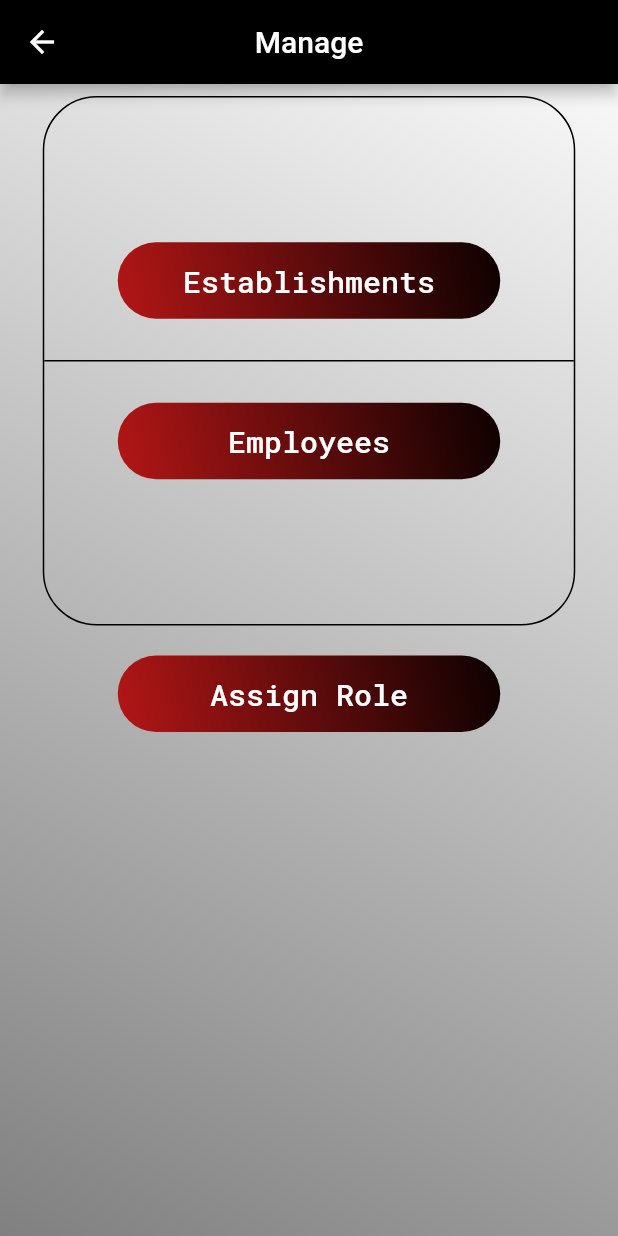
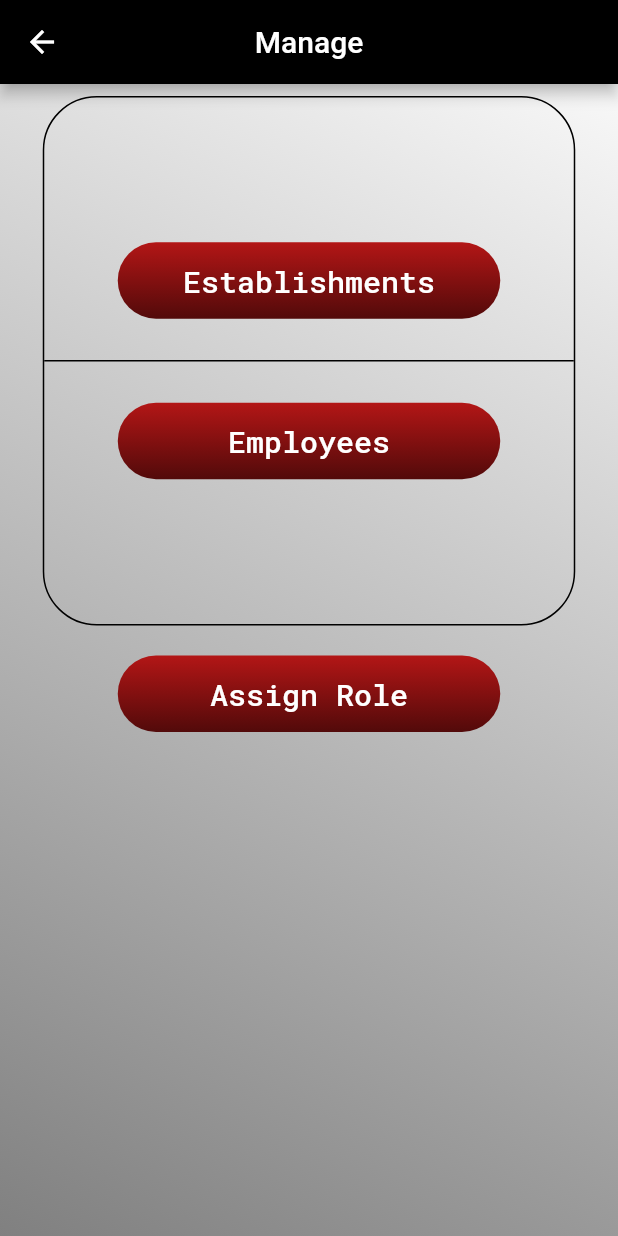
Before and after one commit to saud121/APS_user_subadmin, a Flutter app: the ManageScreen screen opened directly, on a phone screen of 412 x 824 dp. Run offline on Flutter 3.47's test engine with Material 2 defaults, Android fonts, the phone set to English and light mode, and no system bars; our stand-ins replace dio, fl_chart, font_awesome_flutter, get, google_fonts, table_calendar.

Commit message:
working on super admin manage employees

```diff
--- a/lib/Screens/LoginScreens/LoginScreen.dart
+++ b/lib/Screens/LoginScreens/LoginScreen.dart
@@ -228,7 +228,8 @@ class _LoginScreenState extends State<LoginScreen> {
                     ),
                     child: TextButton(
                       onPressed: () {
-                        LoginPanel();
+                         Get.to(WelcomeScreen());
+                        // LoginPanel();
                         // AuthService().login(_emailController.text, _passwordController.text);
                     //      AuthService().login(_emailController.text,_passwordController.text)
                     //      .then((val){
--- a/lib/Screens/ManageScreens/ManageScreen.dart
+++ b/lib/Screens/ManageScreens/ManageScreen.dart
@@ -64,11 +64,11 @@ class ManageScreen extends StatelessWidget {
                               decoration: BoxDecoration(
                                   gradient: LinearGradient(
                                       colors: [
-                                        gradientColor1,
+                                        gradientColor4,
                                         gradientColor2,
                                       ],
-                                      begin: Alignment.topRight,
-                                      end: Alignment.bottomLeft),
+                                      begin: Alignment.bottomCenter,
+                                      end: Alignment.topCenter),
                                   borderRadius: BorderRadius.circular(26)),
                               child: TextButton(
                                   onPressed: () {
@@ -91,13 +91,13 @@ class ManageScreen extends StatelessWidget {
                               height: 51,
                               width: 255,
                               decoration: BoxDecoration(
-                                  gradient: LinearGradient(
+                                   gradient: LinearGradient(
                                       colors: [
-                                        gradientColor1,
+                                        gradientColor4,
                                         gradientColor2,
                                       ],
-                                      begin: Alignment.topRight,
-                                      end: Alignment.bottomLeft),
+                                      begin: Alignment.bottomCenter,
+                                      end: Alignment.topCenter),
                                   borderRadius: BorderRadius.circular(26)),
                               child: TextButton(
                                   onPressed: () {
@@ -119,12 +119,12 @@ class ManageScreen extends StatelessWidget {
                         width: 255,
                         decoration: BoxDecoration(
                             gradient: LinearGradient(
-                                colors: [
-                                  gradientColor1,
-                                  gradientColor2,
-                                ],
-                                begin: Alignment.topRight,
-                                end: Alignment.bottomLeft),
+                                      colors: [
+                                        gradientColor4,
+                                        gradientColor2,
+                                      ],
+                                      begin: Alignment.bottomCenter,
+                                      end: Alignment.topCenter),
                             borderRadius: BorderRadius.circular(26)),
                         child: TextButton(
                             onPressed: () {
```
Also changed, not shown: lib/Screens/ManageScreens/Employee.dart (+49 -1 lines).
